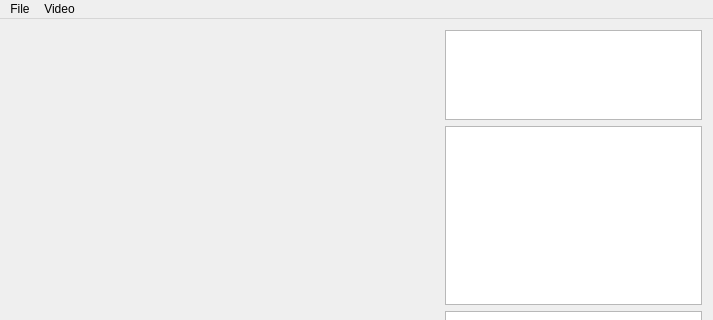
This is VideoLabel/mainwindow.ui in Fomore/Hiwi as Qt 5 draws it before an edit; both pictures show x 0 to 713 and y 0 to 320 of the 713 by 553 pixel window. The edited form follows.
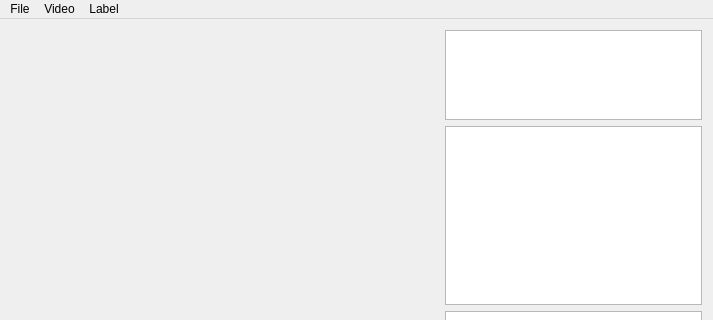
This is the edited form. Icons and pictures are not drawn. Custom widgets are drawn as their Qt base class.

What changed in the file:
```diff
--- a/VideoLabel/mainwindow.ui
+++ b/VideoLabel/mainwindow.ui
@@ -81,8 +81,14 @@
     <addaction name="actionPause"/>
     <addaction name="actionStop"/>
    </widget>
+   <widget class="QMenu" name="menuLabel">
+    <property name="title">
+     <string>Label</string>
+    </property>
+   </widget>
    <addaction name="menuFile"/>
    <addaction name="menuVideo"/>
+   <addaction name="menuLabel"/>
   </widget>
   <widget class="QStatusBar" name="statusBar"/>
   <widget class="QToolBar" name="mainToolBar">
```
Left out of the diff: 2 changed lines with no effect on the pictures.
